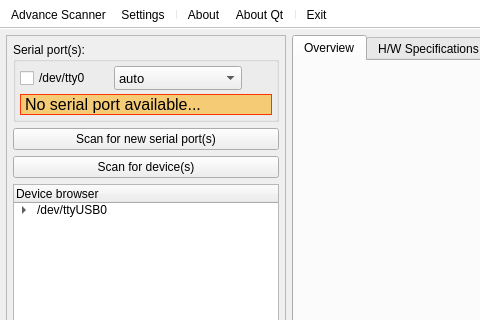
Qt form gui/ui/mainwindow.ui (emericg/SmartServoFramework) before a commit; both pictures show x 0 to 480 and y 0 to 320 of the 1100 by 817 pixel window.
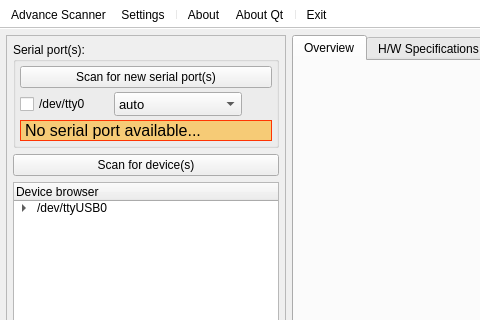
The same form after that commit. Icons and pictures are not drawn. Custom widgets are drawn as their Qt base class.

What changed in the file:
```diff
--- a/gui/ui/mainwindow.ui
+++ b/gui/ui/mainwindow.ui
@@ -98,6 +98,20 @@
           <property name="bottomMargin">
            <number>4</number>
           </property>
+          <item>
+           <widget class="QPushButton" name="pushScanSerial">
+            <property name="toolTip">
+             <string>&lt;html&gt;&lt;head/&gt;&lt;body&gt;&lt;p&gt;&lt;span style=&quot; font-weight:600;&quot;&gt;Prerequisit:&lt;/span&gt;&lt;/p&gt;&lt;p&gt;Make sure you got the right serial adapter for the job!&lt;/p&gt;&lt;p&gt;If you are running Windows, you will also need to install the right driver for your adapter.&lt;/p&gt;&lt;/body&gt;&lt;/html&gt;</string>
+            </property>
+            <property name="text">
+             <string>Scan for new serial port(s)</string>
+            </property>
+            <property name="icon">
+             <iconset resource="../resources/resources.qrc">
+              <normaloff>:/icons/icons/emblem-ubuntuone-unsynchronized.svg</normaloff>:/icons/icons/emblem-ubuntuone-unsynchronized.svg</iconset>
+            </property>
+           </widget>
+          </item>
           <item>
            <layout class="QVBoxLayout" name="verticalLayout_2">
             <item>
@@ -214,20 +228,6 @@
          </layout>
         </widget>
        </item>
-       <item>
-        <widget class="QPushButton" name="pushScanSerial">
-         <property name="toolTip">
-          <string>&lt;html&gt;&lt;head/&gt;&lt;body&gt;&lt;p&gt;&lt;span style=&quot; font-weight:600;&quot;&gt;Prerequisit:&lt;/span&gt;&lt;/p&gt;&lt;p&gt;Make sure you got the right serial adapter for the job!&lt;/p&gt;&lt;p&gt;If you are running Windows, you will also need to install the right driver for your adapter.&lt;/p&gt;&lt;/body&gt;&lt;/html&gt;</string>
-         </property>
-         <property name="text">
-          <string>Scan for new serial port(s)</string>
-         </property>
-         <property name="icon">
-          <iconset resource="../resources/resources.qrc">
-           <normaloff>:/icons/icons/emblem-ubuntuone-unsynchronized.svg</normaloff>:/icons/icons/emblem-ubuntuone-unsynchronized.svg</iconset>
-         </property>
-        </widget>
-       </item>
        <item>
         <widget class="QPushButton" name="pushScanServo">
          <property name="toolTip">
```
Left out of the diff: 4 changed lines with no effect on the pictures.
